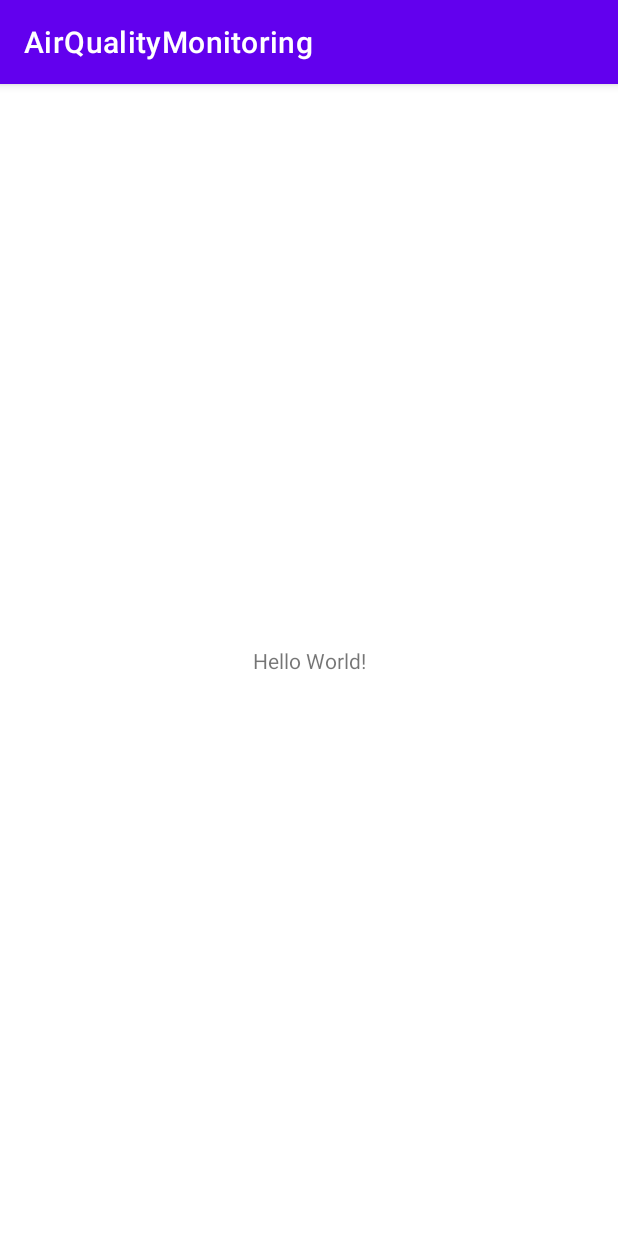
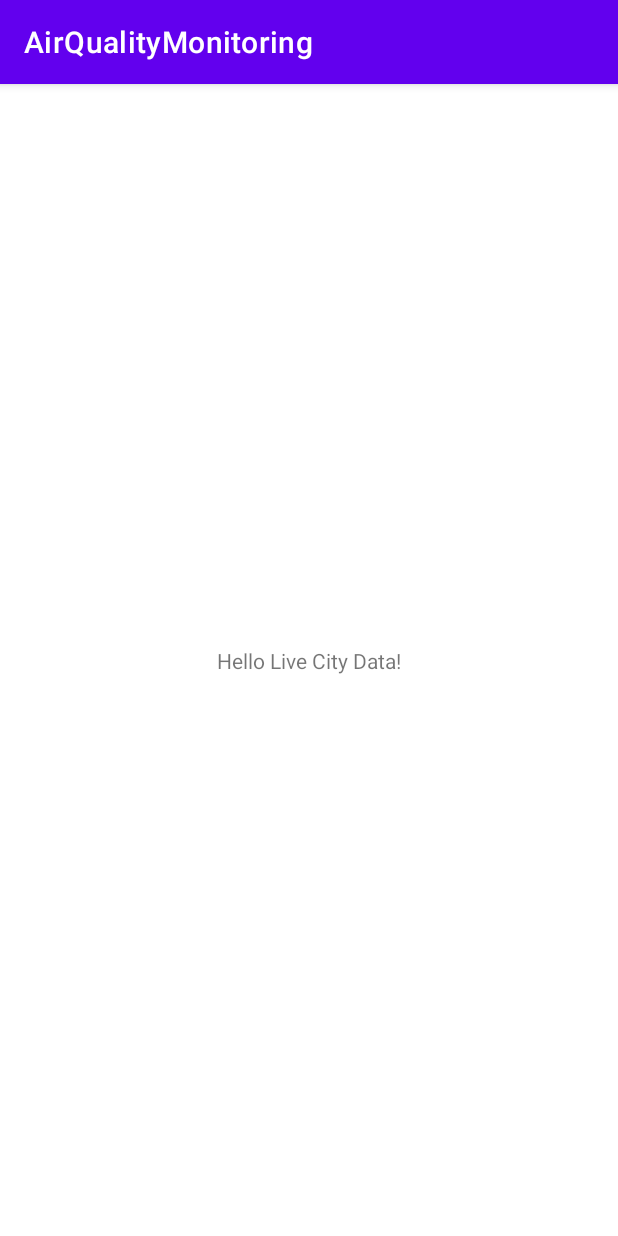
Before and after one commit to arpit-nig/AirQualityMonitoring, an Android app: the screen it shows after launch (MainActivity), on a phone screen of 412 x 824 dp. Run offline under Robolectric (Android 15) with nearby library versions, the phone set to English and light mode, and no system bars; our stand-ins replace Timber; 3 statements that could not run were skipped.

Commit message:
Adding data layer | some resources

```diff
--- a/app/build.gradle
+++ b/app/build.gradle
@@ -20,9 +20,13 @@ android {
     }
 
     buildTypes {
+        debug {
+            buildConfigField("String","API_URL","\"ws://city-ws.herokuapp.com\"")
+        }
         release {
             minifyEnabled false
             proguardFiles getDefaultProguardFile('proguard-android-optimize.txt'), 'proguard-rules.pro'
+            buildConfigField("String","API_URL","\"ws://city-ws.herokuapp.com\"")
         }
     }
     compileOptions {
--- a/app/src/main/AndroidManifest.xml
+++ b/app/src/main/AndroidManifest.xml
@@ -2,7 +2,10 @@
 <manifest xmlns:android="http://schemas.android.com/apk/res/android"
     package="com.nigamar.airquality">
 
+    <uses-permission android:name="android.permission.INTERNET"/>
+
     <application
+        android:name=".AirQualityMonitoring"
         android:allowBackup="true"
         android:icon="@mipmap/ic_launcher"
         android:label="@string/app_name"
@@ -10,7 +13,7 @@
         android:supportsRtl="true"
         android:theme="@style/Theme.AirQualityMonitoring">
         <activity
-            android:name=".MainActivity"
+            android:name=".live_monitoring.ui.MainActivity"
             android:exported="true">
             <intent-filter>
                 <action android:name="android.intent.action.MAIN" />
@@ -18,6 +21,7 @@
                 <category android:name="android.intent.category.LAUNCHER" />
             </intent-filter>
         </activity>
+        <service android:name=".live_monitoring.data.CityService"/>
     </application>
 
 </manifest>
--- /dev/null
+++ b/app/src/main/java/com/nigamar/airquality/AirQualityMonitoring.kt
@@ -0,0 +1,12 @@
+package com.nigamar.airquality
+
+import android.app.Application
+import timber.log.Timber
+
+class AirQualityMonitoring : Application() {
+    override fun onCreate() {
+        super.onCreate()
+        // plant a debug tree for logging
+        Timber.plant(Timber.DebugTree())
+    }
+}
--- /dev/null
+++ b/app/src/main/java/com/nigamar/airquality/live_monitoring/ui/BaseActivity.kt
@@ -0,0 +1,48 @@
+package com.nigamar.airquality.live_monitoring.ui
+
+import android.content.ComponentName
+import android.content.Intent
+import android.content.ServiceConnection
+import android.os.Bundle
+import android.os.IBinder
+import androidx.appcompat.app.AppCompatActivity
+import com.nigamar.airquality.live_monitoring.data.CityService
+import timber.log.Timber
+
+open class BaseActivity : AppCompatActivity() {
+
+    private lateinit var service : CityService
+
+    private val connection = object : ServiceConnection {
+        override fun onServiceConnected(p0: ComponentName?, binder : IBinder?) {
+            val b = binder as CityService.LocalBinder
+            service = b.getService()
+            Timber.d("Service binding successful ")
+            service.startUpdates()
+        }
+
+        override fun onServiceDisconnected(name : ComponentName?) {
+            Timber.d("Service un binding successful ")
+            service.stopUpdates()
+        }
+    }
+
+    override fun onCreate(savedInstanceState: Bundle?) {
+        super.onCreate(savedInstanceState)
+        startLiveFeed()
+    }
+
+    private fun startLiveFeed() {
+        val intent = Intent(this, CityService::class.java)
+        bindService(intent, connection, BIND_AUTO_CREATE)
+    }
+
+    private fun stopLiveFeed() {
+        unbindService(connection)
+    }
+
+    override fun onDestroy() {
+        super.onDestroy()
+        stopLiveFeed()
+    }
+}
--- a/app/src/main/java/com/nigamar/airquality/MainActivity.kt
+++ b/app/src/main/java/com/nigamar/airquality/live_monitoring/ui/MainActivity.kt
@@ -1,9 +1,9 @@
-package com.nigamar.airquality
+package com.nigamar.airquality.live_monitoring.ui
 
-import androidx.appcompat.app.AppCompatActivity
 import android.os.Bundle
+import com.nigamar.airquality.R
 
-class MainActivity : AppCompatActivity() {
+class MainActivity : BaseActivity() {
     override fun onCreate(savedInstanceState: Bundle?) {
         super.onCreate(savedInstanceState)
         setContentView(R.layout.activity_main)
--- a/app/src/main/res/layout/activity_main.xml
+++ b/app/src/main/res/layout/activity_main.xml
@@ -4,12 +4,12 @@
     xmlns:tools="http://schemas.android.com/tools"
     android:layout_width="match_parent"
     android:layout_height="match_parent"
-    tools:context=".MainActivity">
+    tools:context=".live_monitoring.ui.MainActivity">
 
     <TextView
         android:layout_width="wrap_content"
         android:layout_height="wrap_content"
-        android:text="Hello World!"
+        android:text="Hello Live City Data!"
         app:layout_constraintBottom_toBottomOf="parent"
         app:layout_constraintLeft_toLeftOf="parent"
         app:layout_constraintRight_toRightOf="parent"
--- a/app/src/main/res/values/colors.xml
+++ b/app/src/main/res/values/colors.xml
@@ -7,4 +7,10 @@
     <color name="teal_700">#FF018786</color>
     <color name="black">#FF000000</color>
     <color name="white">#FFFFFFFF</color>
+    <color name="quality_good">#55A84F</color>
+    <color name="quality_satisfactory">#A3C853</color>
+    <color name="quality_moderate">#FCF832</color>
+    <color name="quality_poor">#EE9C32</color>
+    <color name="quality_very_poor">#E73F33</color>
+    <color name="quality_severe">#AF2D24</color>
 </resources>
```
Also changed, not shown: app/src/main/java/com/nigamar/airquality/live_monitoring/data/CityService.kt (added, +32 -0 lines), app/src/main/java/com/nigamar/airquality/live_monitoring/data/dto/CityDto.kt (added, +16 -0 lines), app/src/main/java/com/nigamar/airquality/live_monitoring/data/local/City.kt (added, +18 -0 lines), app/src/main/java/com/nigamar/airquality/live_monitoring/data/local/CityDao.kt (added, +17 -0 lines), app/src/main/java/com/nigamar/airquality/live_monitoring/data/local/CityDb.kt (added, +12 -0 lines), app/src/main/res/drawable/air_quality_good.png (added), app/src/main/res/drawable/air_quality_moderate.png (added), app/src/main/res/drawable/air_quality_poor.png (added), app/src/main/res/drawable/air_quality_satisfactory.png (added), app/src/main/res/drawable/air_quality_severe.png (added), app/src/main/res/drawable/air_quality_very_poor.png (added), 1 other file.
